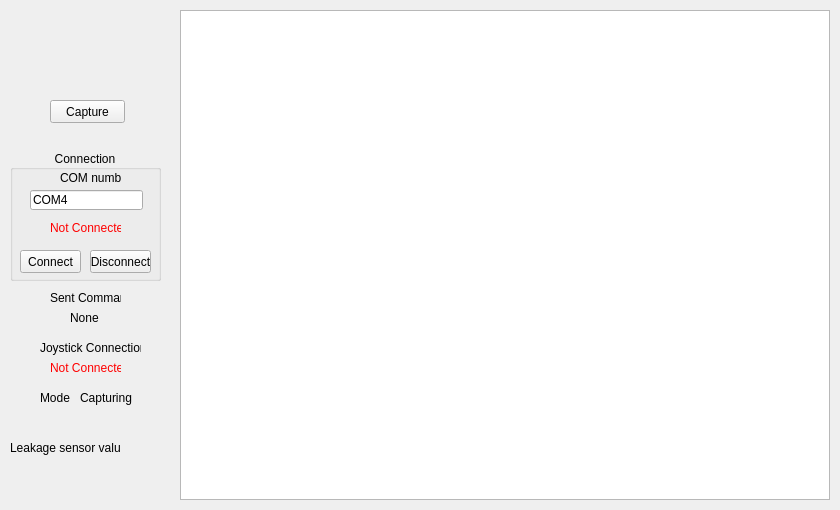
The window that ROV15/mainwindow.ui (youssefMagdy29/ROV-15) describes before a commit, drawn with Qt 5.
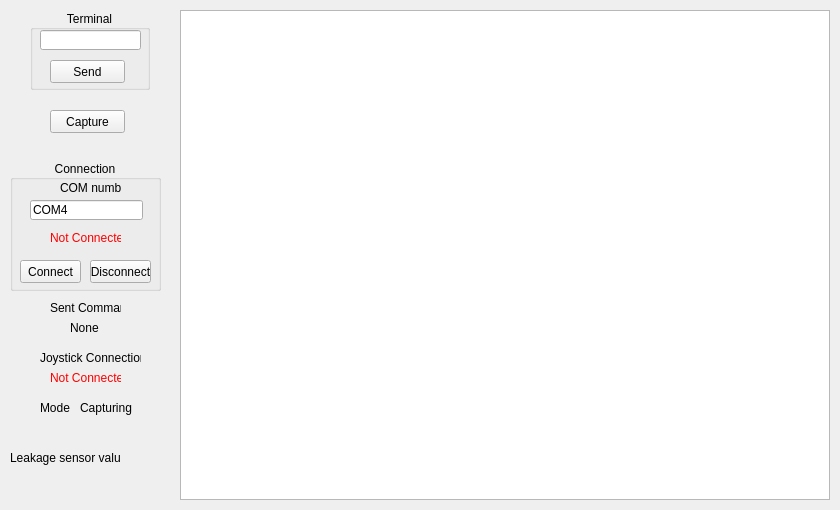
The same window after the commit.

What changed in the file:
```diff
--- a/ROV15/mainwindow.ui
+++ b/ROV15/mainwindow.ui
@@ -30,7 +30,7 @@
     <property name="geometry">
      <rect>
       <x>10</x>
-      <y>150</y>
+      <y>160</y>
       <width>151</width>
       <height>131</height>
      </rect>
@@ -114,7 +114,7 @@
     <property name="geometry">
      <rect>
       <x>50</x>
-      <y>290</y>
+      <y>300</y>
       <width>71</width>
       <height>16</height>
      </rect>
@@ -130,7 +130,7 @@
     <property name="geometry">
      <rect>
       <x>70</x>
-      <y>310</y>
+      <y>320</y>
       <width>31</width>
       <height>16</height>
      </rect>
@@ -143,7 +143,7 @@
     <property name="geometry">
      <rect>
       <x>40</x>
-      <y>340</y>
+      <y>350</y>
       <width>101</width>
       <height>16</height>
      </rect>
@@ -159,7 +159,7 @@
     <property name="geometry">
      <rect>
       <x>50</x>
-      <y>360</y>
+      <y>370</y>
       <width>71</width>
       <height>16</height>
      </rect>
@@ -185,7 +185,7 @@
     <property name="geometry">
      <rect>
       <x>50</x>
-      <y>100</y>
+      <y>110</y>
       <width>75</width>
       <height>23</height>
      </rect>
@@ -198,7 +198,7 @@
     <property name="geometry">
      <rect>
       <x>40</x>
-      <y>390</y>
+      <y>400</y>
       <width>31</width>
       <height>16</height>
      </rect>
@@ -211,7 +211,7 @@
     <property name="geometry">
      <rect>
       <x>80</x>
-      <y>390</y>
+      <y>400</y>
       <width>61</width>
       <height>16</height>
      </rect>
@@ -224,7 +224,7 @@
     <property name="geometry">
      <rect>
       <x>10</x>
-      <y>440</y>
+      <y>450</y>
       <width>111</width>
       <height>16</height>
      </rect>
@@ -240,7 +240,7 @@
     <property name="geometry">
      <rect>
       <x>120</x>
-      <y>440</y>
+      <y>450</y>
       <width>61</width>
       <height>16</height>
      </rect>
@@ -249,6 +249,45 @@
      <string/>
     </property>
    </widget>
+   <widget class="QGroupBox" name="groupBox_2">
+    <property name="geometry">
+     <rect>
+      <x>30</x>
+      <y>10</y>
+      <width>120</width>
+      <height>80</height>
+     </rect>
+    </property>
+    <property name="title">
+     <string>Terminal</string>
+    </property>
+    <property name="alignment">
+     <set>Qt::AlignCenter</set>
+    </property>
+    <widget class="QLineEdit" name="lineEdit">
+     <property name="geometry">
+      <rect>
+       <x>10</x>
+       <y>20</y>
+       <width>101</width>
+       <height>20</height>
+      </rect>
+     </property>
+    </widget>
+    <widget class="QPushButton" name="pushButton">
+     <property name="geometry">
+      <rect>
+       <x>20</x>
+       <y>50</y>
+       <width>75</width>
+       <height>23</height>
+      </rect>
+     </property>
+     <property name="text">
+      <string>Send</string>
+     </property>
+    </widget>
+   </widget>
   </widget>
  </widget>
  <layoutdefault spacing="6" margin="11"/>
```
